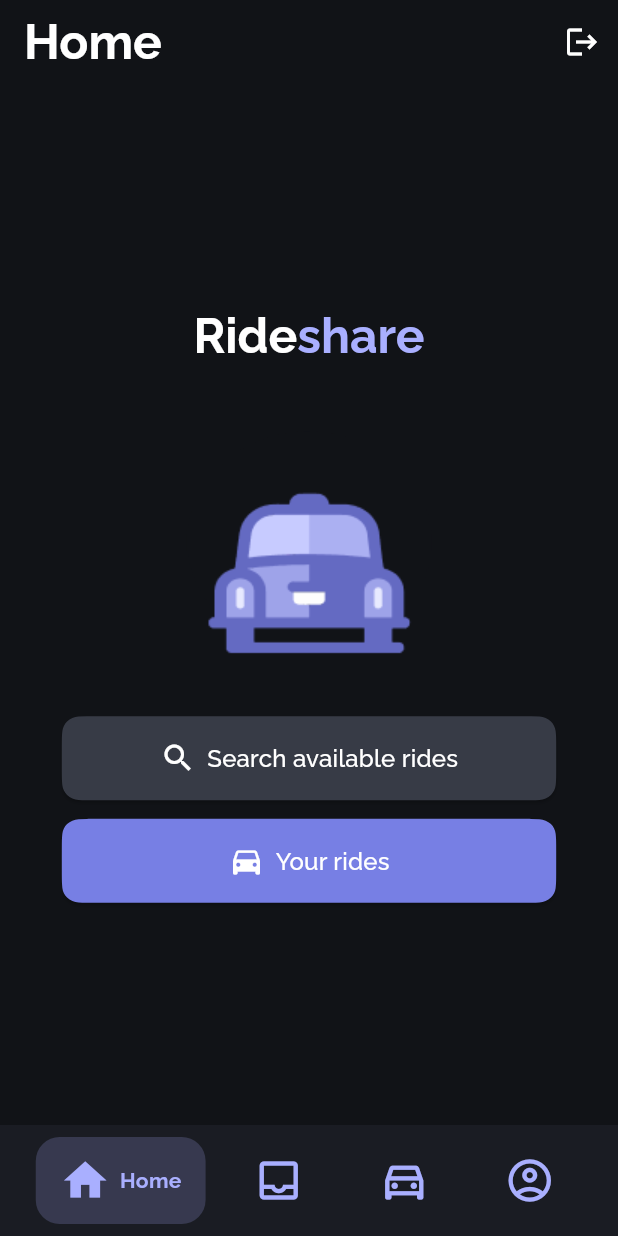
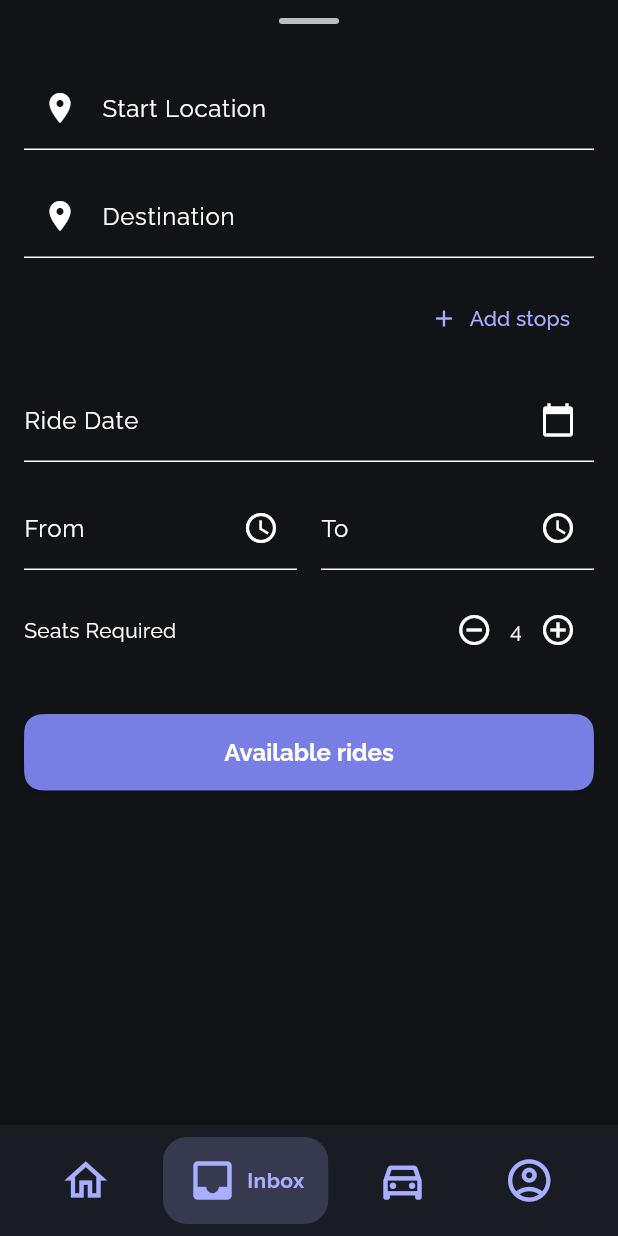
Before and after one commit to crux-bphc/rideshare-frontend, a Flutter app: the HomePage screen opened by its route, after a tap on "Search available rides", on a phone screen of 412 x 824 dp. Run offline on Flutter 3.47's test engine with Material 3 defaults, Android fonts, the phone set to English and light mode, and no system bars; our stand-ins replace dio, flutter_riverpod, go_router, google_fonts, jwt_decoder, riverpod_annotation; missing offline and left inert: logto_dart_sdk; generated files the repository leaves out were written again.

Commit message:
feat: create layout for search rides

```diff
--- a/lib/modules/home/screens/home_page.dart
+++ b/lib/modules/home/screens/home_page.dart
@@ -3,6 +3,7 @@ import 'package:flutter_riverpod/flutter_riverpod.dart';
 import 'package:rideshare/shared/theme.dart';
 import 'package:go_router/go_router.dart';
 import 'package:rideshare/providers/auth/auth_provider.dart';
+import 'package:rideshare/shared/providers/navigation_provider.dart';
 
 class HomePage extends ConsumerStatefulWidget {
   const HomePage({super.key});
@@ -105,6 +106,8 @@ class _HomePageState extends ConsumerState<HomePage>
               child: ElevatedButton.icon(
                 onPressed: () {
                   //todo: implement search
+                  ref.read(navigationNotifierProvider.notifier).setTab(NavigationTab.rides);
+                  context.go('/rides/search');
                 },
                 label: const Text('Search available rides'),
                 icon: const Icon(Icons.search),
--- /dev/null
+++ b/lib/modules/rides/available_rides/available_rides_screen.dart
@@ -0,0 +1,64 @@
+import 'package:flutter/material.dart';
+import 'package:go_router/go_router.dart';
+import 'package:rideshare/shared/providers/rides_provider.dart';
+import 'package:flutter_riverpod/flutter_riverpod.dart';
+
+class AvailableRidesScreen extends ConsumerWidget {
+  const AvailableRidesScreen({
+    super.key,
+  });
+
+  @override
+  Widget build(BuildContext context, WidgetRef ref) {
+    final ridesAsyncValue = ref.watch(ridesNotifierProvider);
+
+    return Scaffold(
+      appBar: AppBar(
+        title: const Text('Available Rides'),
+      ),
+      body: ridesAsyncValue.when(
+        data: (rides) {
+          if (rides.isEmpty) {
+            return const Center(child: Text('No rides available.'));
+          }
+          return ListView.builder(
+            itemCount: rides.length,
+            itemBuilder: (context, index) {
+              final ride = rides[index];
+              return Card(
+                margin: const EdgeInsets.all(8.0),
+                child: Padding(
+                  padding: const EdgeInsets.all(16.0),
+                  child: Column(
+                    crossAxisAlignment: CrossAxisAlignment.start,
+                    children: [
+                      Text('Created By: ${ride.createdBy}'),
+                      Text('From: ${ride.rideStartLocation ?? 'N/A'}'),
+                      Text('To: ${ride.rideEndLocation ?? 'N/A'}'),
+                      Text(
+                        'Departure: ${ride.departureStartTime?.toLocal().toString().split(' ')[0] ?? 'N/A'}',
+                      ),
+                      Text(
+                        'Arrival: ${ride.departureEndTime?.toLocal().toString().split(' ')[0] ?? 'N/A'}',
+                      ),
+                      Text('Max Members: ${ride.maxMemberCount ?? 'N/A'}'),
+                      Text('Comments: ${ride.comments ?? 'N/A'}'),
+                      ElevatedButton(
+                        onPressed: () {
+                          context.go('/rides/details', extra: ride);
+                        },
+                        child: const Text('View Details'),
+                      ),
+                    ],
+                  ),
+                ),
+              );
+            },
+          );
+        },
+        loading: () => const Center(child: CircularProgressIndicator()),
+        error: (error, stack) => Center(child: Text('Error: $error')),
+      ),
+    );
+  }
+}
--- /dev/null
+++ b/lib/modules/rides/ride_details/ride_details_screen.dart
@@ -0,0 +1,93 @@
+import 'package:flutter/material.dart';
+import 'package:rideshare/models/ride.dart';
+
+class RideDetailsScreen extends StatelessWidget {
+  final Ride ride;
+  const RideDetailsScreen({super.key, required this.ride});
+  @override
+  Widget build(BuildContext context) {
+    return Scaffold(
+      body: SingleChildScrollView(
+        padding: const EdgeInsets.all(16.0),
+        child: Column(
+          crossAxisAlignment: CrossAxisAlignment.start,
+          children: [
+            Text(
+              'Ride details',
+              style: Theme.of(context).textTheme.headlineSmall,
+            ),
+            SizedBox(height: 16.0),
+            Text('Created By: ${ride.createdBy}'),
+            SizedBox(height: 8.0),
+            Text('Max Members: ${ride.maxMemberCount ?? 'N/A'}'),
+            SizedBox(height: 16.0),
+            // Ride route details
+            Row(
+              children: [
+                Icon(Icons.location_on),
+                SizedBox(width: 8.0),
+                Text('Start: ${ride.rideStartLocation ?? 'N/A'}'),
+              ],
+            ),
+            SizedBox(height: 8.0),
+            Row(
+              children: [
+                Icon(Icons.location_on),
+                SizedBox(width: 8.0),
+                Text('End: ${ride.rideEndLocation ?? 'N/A'}'),
+              ],
+            ),
+            SizedBox(height: 8.0),
+            Text(
+              'Departure Time: ${ride.departureStartTime?.toLocal().toString() ?? 'N/A'}',
+            ),
+            SizedBox(height: 8.0),
+            Text(
+              'Arrival Time: ${ride.departureEndTime?.toLocal().toString() ?? 'N/A'}',
+            ),
+            SizedBox(height: 16.0),
+            if (ride.comments != null && ride.comments!.isNotEmpty)
+              Column(
+                crossAxisAlignment: CrossAxisAlignment.start,
+                children: [
+                  Text(
+                    'Comments',
+                    style: Theme.of(context).textTheme.titleMedium,
+                  ),
+                  TextField(
+                    maxLines: 3,
+                    readOnly: true,
+                    controller: TextEditingController(text: ride.comments),
+                    decoration: InputDecoration(
+                      hintText: 'No comments',
+                      border: OutlineInputBorder(),
+                    ),
+                  ),
+                  SizedBox(height: 16.0),
+                ],
+              ),
+            Text(
+              'Others part of the ride',
+              style: Theme.of(context).textTheme.titleMedium,
+            ),
+            SizedBox(height: 8.0),
+            // TODO: Display other passengers if available
+            SizedBox(height: 32.0),
+            SizedBox(
+              width: double.infinity,
+              child: ElevatedButton(
+                onPressed: () {
+                  // TODO: Implement send request to join functionality
+                },
+                style: ElevatedButton.styleFrom(
+                  padding: const EdgeInsets.symmetric(vertical: 15),
+                ),
+                child: const Text('Send request to join'),
+              ),
+            ),
+          ],
+        ),
+      ),
+    );
+  }
+}
--- /dev/null
+++ b/lib/modules/rides/search_rides/search_rides_screen.dart
@@ -0,0 +1,138 @@
+import 'package:flutter/material.dart';
+import 'package:flutter_riverpod/flutter_riverpod.dart';
+import 'package:go_router/go_router.dart';
+
+class SearchRidesScreen extends ConsumerWidget {
+  const SearchRidesScreen({super.key});
+
+  @override
+  Widget build(BuildContext context, WidgetRef ref) {
+    return Column(
+      children: [
+        Padding(
+          padding: const EdgeInsets.symmetric(vertical: 12.0),
+          child: Container(
+            width: 40,
+            height: 4,
+            decoration: BoxDecoration(
+              color: Colors.grey[400],
+              borderRadius: BorderRadius.circular(2),
+            ),
+          ),
+        ),
+        Expanded(
+          child: Padding(
+            padding: const EdgeInsets.all(16.0),
+            child: Column(
+              children: [
+                TextField(
+                  decoration: InputDecoration(
+                    labelText: 'Start Location',
+                    prefixIcon: Icon(Icons.location_on),
+                  ),
+                ),
+                SizedBox(height: 16.0),
+                TextField(
+                  decoration: InputDecoration(
+                    labelText: 'Destination',
+                    prefixIcon: Icon(Icons.location_on),
+                  ),
+                ),
+                SizedBox(height: 16.0),
+                Align(
+                  alignment: Alignment.centerRight,
+                  child: TextButton.icon(
+                    onPressed: () {
+                      // TODO: Implement add stops functionality
+                    },
+                    icon: Icon(Icons.add),
+                    label: Text('Add stops'),
+                  ),
+                ),
+                SizedBox(height: 16.0),
+                TextField(
+                  decoration: InputDecoration(
+                    labelText: 'Ride Date',
+                    hintText: 'Enter Date',
+                    suffixIcon: Icon(Icons.calendar_today),
+                  ),
+                  readOnly: true,
+                  onTap: () {
+                    // TODO: Implement date picker
+                  },
+                ),
+                SizedBox(height: 16.0),
+                Row(
+                  children: [
+                    Expanded(
+                      child: TextField(
+                        decoration: InputDecoration(
+                          labelText: 'From',
+                          suffixIcon: Icon(Icons.access_time),
+                        ),
+                        readOnly: true,
+                        onTap: () {
+                          // TODO: Implement time picker
+                        },
+                      ),
+                    ),
+                    SizedBox(width: 16.0),
+                    Expanded(
+                      child: TextField(
+                        decoration: InputDecoration(
+                          labelText: 'To',
+                          suffixIcon: Icon(Icons.access_time),
+                        ),
+                        readOnly: true,
+                        onTap: () {
+                          // TODO: Implement time picker
+                        },
+                      ),
+                    ),
+                  ],
+                ),
+                SizedBox(height: 16.0),
+                Row(
+                  mainAxisAlignment: MainAxisAlignment.spaceBetween,
+                  children: [
+                    Text('Seats Required'),
+                    Row(
+                      children: [
+                        IconButton(
+                          icon: Icon(Icons.remove_circle_outline),
+                          onPressed: () {
+                            // TODO: Implement decrement seats
+                          },
+                        ),
+                        Text('4'),
+                        IconButton(
+                          icon: Icon(Icons.add_circle_outline),
+                          onPressed: () {
+                            // TODO: Implement increment seats
+                          },
+                        ),
+                      ],
+                    ),
+                  ],
+                ),
+                SizedBox(height: 32.0),
+                ElevatedButton(
+                  onPressed: () {
+                    GoRouter.of(context).go('/rides/available');
+                  },
+                  style: ElevatedButton.styleFrom(
+                    minimumSize: Size(
+                      double.infinity,
+                      50,
+                    ),
+                  ),
+                  child: const Text('Available rides'),
+                ),
+              ],
+            ),
+          ),
+        ),
+      ],
+    );
+  }
+}
--- a/lib/router.dart
+++ b/lib/router.dart
@@ -1,5 +1,5 @@
-import 'package:flutter/cupertino.dart';
 import 'package:flutter_riverpod/flutter_riverpod.dart';
+import 'package:flutter/material.dart';
 import 'package:go_router/go_router.dart';
 import 'package:rideshare/modules/home/screens/home_page.dart';
 import 'package:rideshare/modules/splash/splash_page.dart';
@@ -9,6 +9,10 @@ import 'package:rideshare/modules/rides/screens/rides_screen.dart';
 import 'package:rideshare/modules/inbox/screens/inbox_screen.dart';
 import 'package:rideshare/modules/profile/screens/profile_screen.dart';
 import 'package:rideshare/shared/widgets/main_app.dart';
+import 'package:rideshare/modules/rides/search_rides/search_rides_screen.dart';
+import 'package:rideshare/modules/rides/available_rides/available_rides_screen.dart';
+import 'package:rideshare/modules/rides/ride_details/ride_details_screen.dart';
+import 'package:rideshare/models/ride.dart';
 
 final goRouterProvider = Provider<GoRouter>((ref) {
   return GoRouter(
@@ -79,6 +83,36 @@ final goRouterProvider = Provider<GoRouter>((ref) {
                     child: const RidesScreen(),
                   );
                 },
+                routes: [
+                  GoRoute(
+                    path: 'search',
+                    pageBuilder: (context, state) {
+                      return _buildPageWithFadeTransition(
+                        path: state.matchedLocation,
+                        child: const SearchRidesScreen(),
+                      );
+                    },
+                  ),
+                  GoRoute(
+                    path: 'available',
+                    pageBuilder: (context, state) {
+                      return _buildPageWithFadeTransition(
+                        path: state.matchedLocation,
+                        child: const AvailableRidesScreen(),
+                      );
+                    },
+                  ),
+                  GoRoute(
+                    path: 'details',
+                    pageBuilder: (context, state) {
+                      final ride = state.extra as Ride;
+                      return _buildPageWithFadeTransition(
+                        path: state.matchedLocation,
+                        child: RideDetailsScreen(ride: ride),
+                      );
+                    },
+                  ),
+                ],
               ),
             ],
           ),
@@ -117,12 +151,13 @@ final goRouterProvider = Provider<GoRouter>((ref) {
 CustomTransitionPage<void> _buildPageWithFadeTransition({
   required String path,
   required Widget child,
+  bool opaque = true,
 }) {
   return CustomTransitionPage<void>(
+    opaque: opaque,
     key: ValueKey(path),
     child: child,
-    transitionsBuilder:
-        (context, animation, secondaryAnimation, child) =>
+    transitionsBuilder: (context, animation, secondaryAnimation, child) =>
         FadeTransition(
           opacity: CurvedAnimation(
             parent: animation,
--- a/lib/shared/providers/navigation_provider.dart
+++ b/lib/shared/providers/navigation_provider.dart
@@ -1,5 +1,5 @@
 import 'package:riverpod_annotation/riverpod_annotation.dart';
-part 'package:rideshare/shared/providers/navigation_provider.g.dart';
+part 'navigation_provider.g.dart';
 
 enum NavigationTab {
   home,
```
